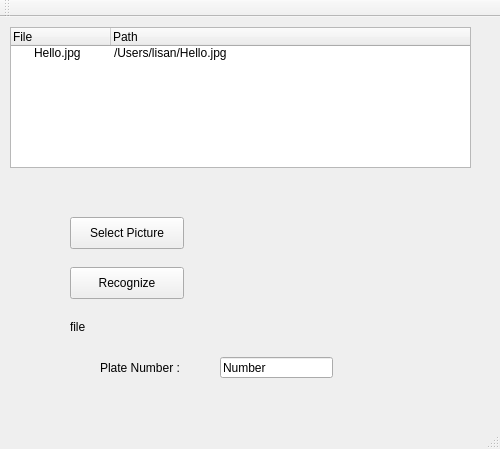
monsty/licenserecognizer, file Client/mainwindow.ui: the form before one commit.
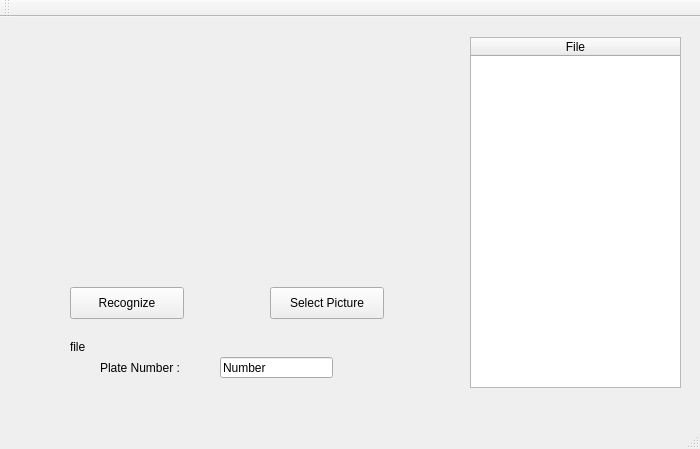
The form after the commit.

Commit message: add a folder view in client gui

Diff of the .ui file:
```diff
--- a/Client/mainwindow.ui
+++ b/Client/mainwindow.ui
@@ -6,19 +6,19 @@
    <rect>
     <x>0</x>
     <y>0</y>
-    <width>500</width>
+    <width>700</width>
     <height>449</height>
    </rect>
   </property>
   <property name="minimumSize">
    <size>
-    <width>500</width>
+    <width>700</width>
     <height>449</height>
    </size>
   </property>
   <property name="maximumSize">
    <size>
-    <width>500</width>
+    <width>700</width>
     <height>449</height>
    </size>
   </property>
@@ -29,36 +29,26 @@
    <widget class="QTreeWidget" name="treeWidget">
     <property name="geometry">
      <rect>
-      <x>10</x>
-      <y>10</y>
-      <width>461</width>
-      <height>141</height>
+      <x>470</x>
+      <y>20</y>
+      <width>211</width>
+      <height>351</height>
      </rect>
     </property>
     <column>
      <property name="text">
       <string>File</string>
      </property>
-    </column>
-    <column>
-     <property name="text">
-      <string>Path</string>
+     <property name="textAlignment">
+      <set>AlignHCenter|AlignVCenter|AlignCenter</set>
      </property>
     </column>
-    <item>
-     <property name="text">
-      <string>Hello.jpg</string>
-     </property>
-     <property name="text">
-      <string>/Users/lisan/Hello.jpg</string>
-     </property>
-    </item>
    </widget>
    <widget class="QPushButton" name="pushButton">
     <property name="geometry">
      <rect>
-      <x>70</x>
-      <y>200</y>
+      <x>270</x>
+      <y>270</y>
       <width>114</width>
       <height>32</height>
      </rect>
@@ -71,7 +61,7 @@
     <property name="geometry">
      <rect>
       <x>70</x>
-      <y>250</y>
+      <y>270</y>
       <width>114</width>
       <height>32</height>
      </rect>
@@ -109,10 +99,10 @@
    <widget class="QLabel" name="label_2">
     <property name="geometry">
      <rect>
-      <x>200</x>
-      <y>160</y>
-      <width>241</width>
-      <height>101</height>
+      <x>10</x>
+      <y>10</y>
+      <width>441</width>
+      <height>231</height>
      </rect>
     </property>
     <property name="text">
@@ -126,7 +116,7 @@
     <property name="geometry">
      <rect>
       <x>70</x>
-      <y>300</y>
+      <y>320</y>
       <width>331</width>
       <height>20</height>
      </rect>
@@ -135,28 +125,6 @@
      <string>file</string>
     </property>
    </widget>
-   <widget class="QLabel" name="myLabel">
-    <property name="geometry">
-     <rect>
-      <x>240</x>
-      <y>250</y>
-      <width>181</width>
-      <height>81</height>
-     </rect>
-    </property>
-    <property name="minimumSize">
-     <size>
-      <width>62</width>
-      <height>16</height>
-     </size>
-    </property>
-    <property name="text">
-     <string/>
-    </property>
-    <property name="scaledContents">
-     <bool>true</bool>
-    </property>
-   </widget>
   </widget>
   <widget class="QMenuBar" name="menuBar">
    <property name="geometry">
```
Left out of the diff: 2 changed lines with no effect on the pictures. The commit also changes 4 other files.
